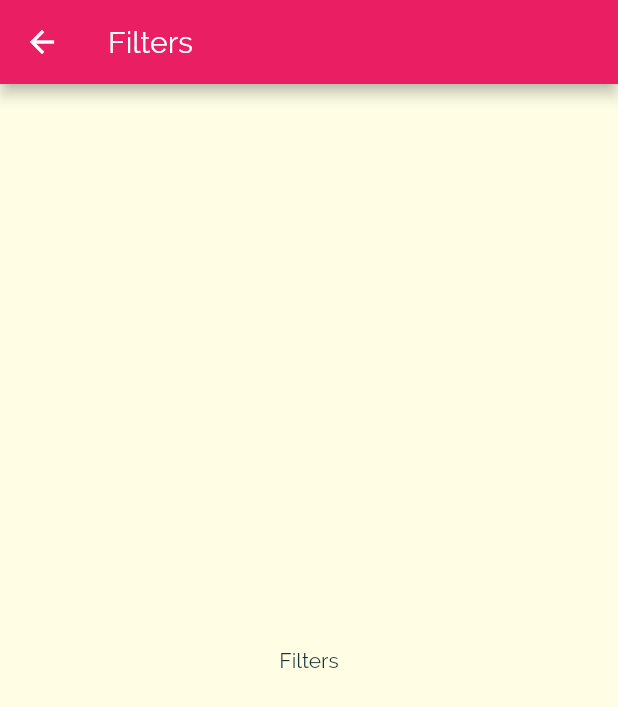
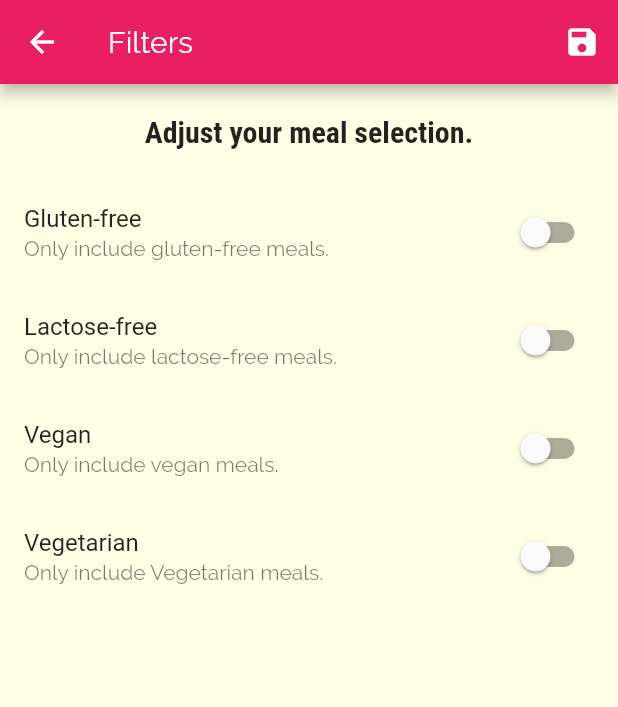
Before and after one commit to mineloop99/meals_app, a Flutter app: the FiltersScreen screen opened by its route, on a phone screen of 412 x 824 dp. Shown: the top 707 px of the screen. Run offline on Flutter 3.47's test engine with Material 2 defaults, Android fonts, the phone set to English and light mode, and no system bars; Roboto replaces fonts that are missing (RobotoCondensed-Italic).

Commit message:
Meals App Done!

```diff
--- a/lib/main.dart
+++ b/lib/main.dart
@@ -1,4 +1,6 @@
 import 'package:flutter/material.dart';
+import './models/meal.dart';
+import './data/dummy_data.dart';
 import './screen_widget/filters_screen.dart';
 import './screen_widget/tabs_screen.dart';
 import './screen_widget/category_meals_screen.dart';
@@ -7,7 +9,55 @@ import './screen_widget/categories_screen.dart';
 
 void main() => runApp(MyApp());
 
-class MyApp extends StatelessWidget {
+class MyApp extends StatefulWidget {
+  @override
+  _MyAppState createState() => _MyAppState();
+}
+
+class _MyAppState extends State<MyApp> {
+  Map<String, bool> _filters = {
+    'gluten': false,
+    'lactose': false,
+    'vegan': false,
+    'vegetarian': false,
+  };
+
+  List<Meal> _availableMeals = DUMMY_MEALS;
+  List<Meal> _favoriteMeals = [];
+
+  void _setFilters(Map<String, bool> filterData) {
+    setState(() {
+      _filters = filterData;
+      _availableMeals = DUMMY_MEALS.where((meal) {
+        if (_filters['gluten']! && !meal.isGlutenFree) return false;
+        if (_filters['vegan']! && !meal.isVegan) return false;
+        if (_filters['vegetarian']! && !meal.isVegetarian) return false;
+        if (_filters['lactose']! && !meal.isLactoseFree) return false;
+        return true;
+      }).toList();
+    });
+  }
+
+  void _toggleFavorite(String mealId) {
+    final existingIndex =
+        _favoriteMeals.indexWhere((element) => element.id == mealId);
+    if (existingIndex >= 0) {
+      setState(() {
+        _favoriteMeals.removeAt(existingIndex);
+      });
+    } else {
+      setState(() {
+        _favoriteMeals.add(
+          DUMMY_MEALS.firstWhere((element) => element.id == mealId),
+        );
+      });
+    }
+  }
+
+  bool _isMealFavorite(String id) {
+    return _favoriteMeals.any((element) => element.id == id);
+  }
+
   @override
   Widget build(BuildContext context) {
     return MaterialApp(
@@ -32,10 +82,12 @@ class MyApp extends StatelessWidget {
             ),
       ),
       routes: {
-        '/': (_) => TabsScreen(),
-        CategoryMealsScreen.routeName: (_) => CategoryMealsScreen(),
-        MealDetailScreen.routeName: (_) => MealDetailScreen(),
-        FiltersScreen.routeName: (_) => FiltersScreen(),
+        '/': (_) => TabsScreen(_favoriteMeals),
+        CategoryMealsScreen.routeName: (_) =>
+            CategoryMealsScreen(_availableMeals),
+        MealDetailScreen.routeName: (_) =>
+            MealDetailScreen(_toggleFavorite, _isMealFavorite),
+        FiltersScreen.routeName: (_) => FiltersScreen(_filters, _setFilters),
       },
       onUnknownRoute: (_) => MaterialPageRoute(
         builder: (_) => CategoriesScreen(),
--- a/lib/screen_widget/filters_screen.dart
+++ b/lib/screen_widget/filters_screen.dart
@@ -1,18 +1,132 @@
 import 'package:flutter/material.dart';
 
-class FiltersScreen extends StatelessWidget {
+class FiltersScreen extends StatefulWidget {
   static const routeName = '/filters';
+  final Function saveFilters;
+  final Map<String, bool> currentFilters;
 
-  const FiltersScreen({Key? key}) : super(key: key);
+  const FiltersScreen(this.currentFilters, this.saveFilters);
+
+  @override
+  _FiltersScreenState createState() => _FiltersScreenState();
+}
+
+class _FiltersScreenState extends State<FiltersScreen> {
+  var _glutenFree = false;
+  var _vegetarian = false;
+  var _vegan = false;
+  var _lactoseFree = false;
+
+  @override
+  initState() {
+    _glutenFree = widget.currentFilters['gluten'] as bool;
+    _lactoseFree = widget.currentFilters['lactose'] as bool;
+    _vegan = widget.currentFilters['vegan'] as bool;
+    _vegetarian = widget.currentFilters['vegetarian'] as bool;
+    super.initState();
+  }
+
+  Widget _buildSwitchListTitle(String title, String description,
+      bool currentValue, Function? updateValue(bool value)) {
+    return SwitchListTile(
+      value: currentValue,
+      title: Text(
+        title,
+        style: TextStyle(
+          fontFamily: 'RobotoCondensed-Italic',
+        ),
+      ),
+      subtitle: Text(
+        description,
+      ),
+      onChanged: updateValue,
+    );
+  }
 
   @override
   Widget build(BuildContext context) {
     return Scaffold(
       appBar: AppBar(
         title: Text('Filters'),
+        actions: [
+          IconButton(
+            icon: Icon(Icons.save),
+            onPressed: () {
+              final Map<String, bool> _selectedFilters = {
+                'gluten': _glutenFree,
+                'lactose': _lactoseFree,
+                'vegan': _vegan,
+                'vegetarian': _vegetarian,
+              };
+              widget.saveFilters!(_selectedFilters);
+            },
+          )
+        ],
       ),
-      body: Center(
-        child: Text('Filters'),
+      body: Column(
+        children: [
+          Container(
+            padding: const EdgeInsets.all(20),
+            child: Text(
+              'Adjust your meal selection.',
+              style: Theme.of(context).textTheme.headline6,
+            ),
+          ),
+          Expanded(
+            child: ListView(
+              children: [
+                _buildSwitchListTitle(
+                  'Gluten-free',
+                  'Only include gluten-free meals.',
+                  _glutenFree,
+                  (newValue) {
+                    setState(
+                      () {
+                        _glutenFree = newValue;
+                      },
+                    );
+                  },
+                ),
+                _buildSwitchListTitle(
+                  'Lactose-free',
+                  'Only include lactose-free meals.',
+                  _lactoseFree,
+                  (newValue) {
+                    setState(
+                      () {
+                        _lactoseFree = newValue;
+                      },
+                    );
+                  },
+                ),
+                _buildSwitchListTitle(
+                  'Vegan',
+                  'Only include vegan meals.',
+                  _vegan,
+                  (newValue) {
+                    setState(
+                      () {
+                        _vegan = newValue;
+                      },
+                    );
+                  },
+                ),
+                _buildSwitchListTitle(
+                  'Vegetarian',
+                  'Only include Vegetarian meals.',
+                  _vegetarian,
+                  (newValue) {
+                    setState(
+                      () {
+                        _vegetarian = newValue;
+                      },
+                    );
+                  },
+                ),
+              ],
+            ),
+          ),
+        ],
       ),
     );
   }
--- a/lib/widgets/meal_item.dart
+++ b/lib/widgets/meal_item.dart
@@ -10,7 +10,6 @@ class MealItem extends StatelessWidget {
   final int duration;
   final Complexity complexity;
   final Affordability affordability;
-  final Function removeItem;
 
   MealItem({
     required this.id,
@@ -19,7 +18,6 @@ class MealItem extends StatelessWidget {
     required this.duration,
     required this.complexity,
     required this.affordability,
-    required this.removeItem,
   });
 
   String get complexityText {
@@ -56,7 +54,7 @@ class MealItem extends StatelessWidget {
     )
         .then((value) {
       if (value != null) {
-        removeItem(value);
+        //removeItem!(value);
       }
     });
   }
```
Also changed, not shown: lib/screen_widget/category_meals_screen.dart (+3 -4 lines), lib/screen_widget/favorites_screen.dart (+17 -1 lines), lib/screen_widget/meal_detail_screen.dart (+6 -4 lines), lib/screen_widget/tabs_screen.dart (+19 -5 lines).
